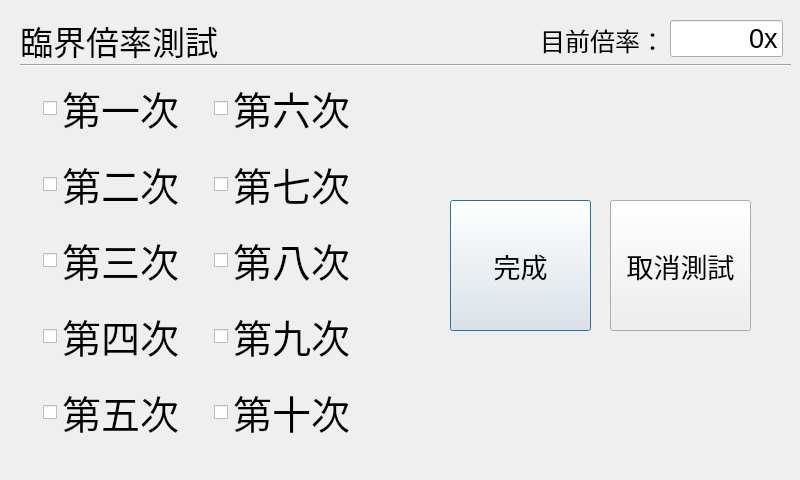
First picture: the form in mnd401/sub_1.ui, repository NUUEO/motor_control, before the edit.
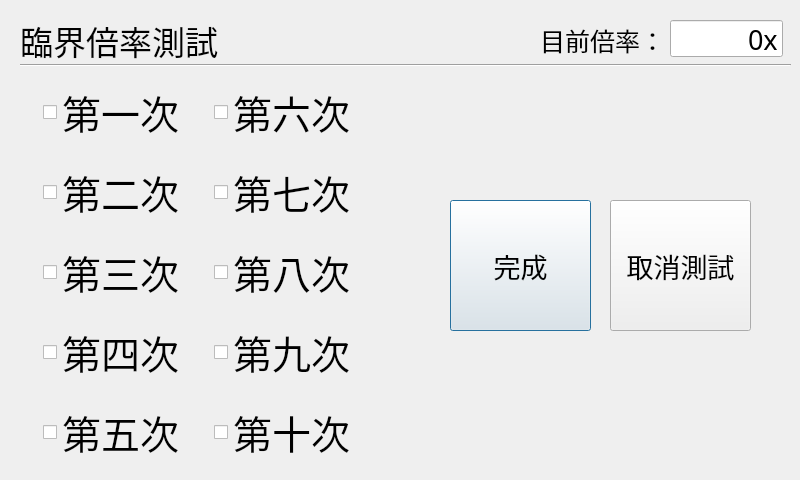
Second picture: the form after the edit.

What changed in the file:
```diff
--- a/mnd401/sub_1.ui
+++ b/mnd401/sub_1.ui
@@ -19,9 +19,14 @@
      <x>20</x>
      <y>70</y>
      <width>361</width>
-     <height>381</height>
+     <height>405</height>
     </rect>
    </property>
+   <property name="font">
+    <font>
+     <family>Noto Sans CJK TC Medium</family>
+    </font>
+   </property>
    <layout class="QGridLayout" name="gridLayout">
     <item row="0" column="0">
      <widget class="QCheckBox" name="checkBox_1">
@@ -223,12 +228,13 @@
     <rect>
      <x>20</x>
      <y>20</y>
-     <width>211</width>
+     <width>361</width>
      <height>41</height>
     </rect>
    </property>
    <property name="font">
     <font>
+     <family>Noto Sans CJK TC Medium</family>
      <pointsize>25</pointsize>
     </font>
    </property>
@@ -265,6 +271,7 @@
    </property>
    <property name="font">
     <font>
+     <family>Noto Sans CJK TC Medium</family>
      <pointsize>20</pointsize>
     </font>
    </property>
```
Left out of the diff: 12 changed lines with no effect on the pictures.
